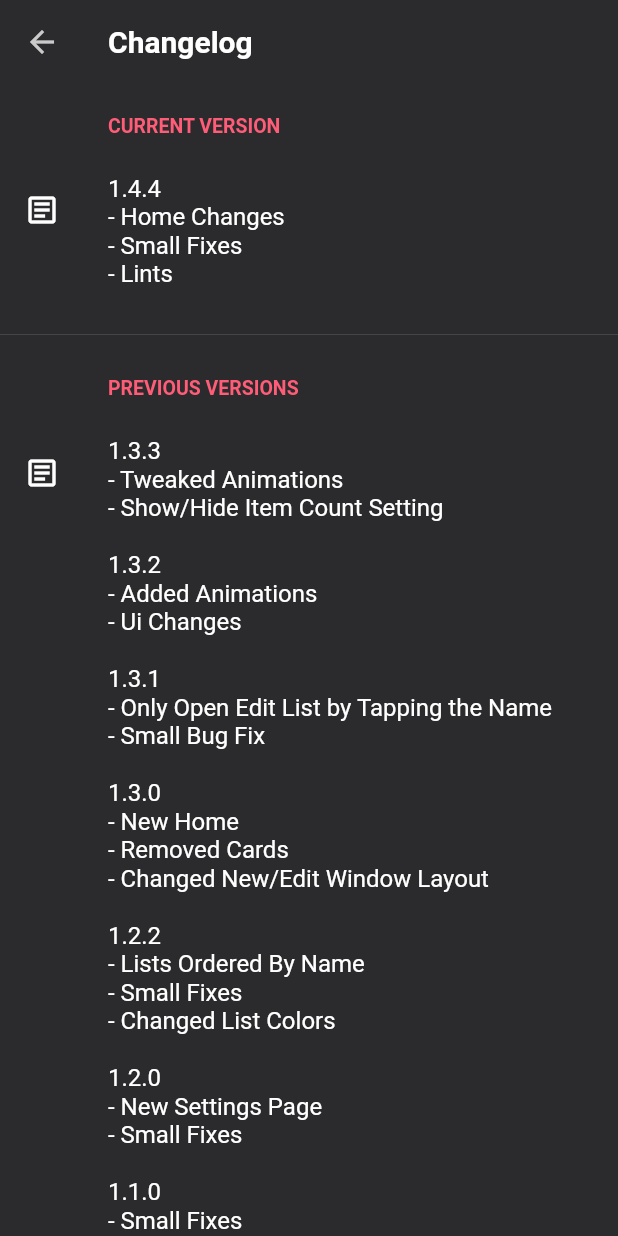
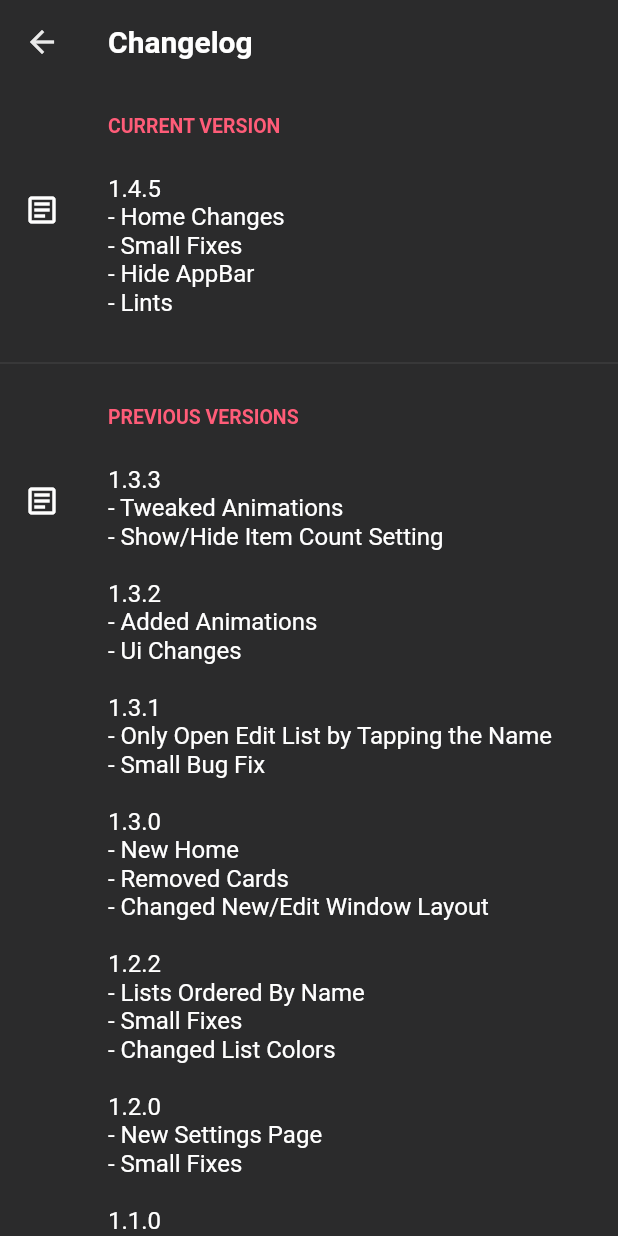
Before and after one commit to Fschmatz/shoppinglistfschmtz, a Flutter app: the ChangelogPage screen opened directly, on a phone screen of 412 x 824 dp. Run offline on Flutter 3.47's test engine with Material 2 defaults, Android fonts, the phone set to English and light mode, and no system bars; our stand-ins replace flutter_colorpicker, shared_preferences, sqflite; missing offline and left inert: flutter_animator; accounts and stored records are empty.

Commit message:
Update 1.4.5

```diff
--- a/lib/util/block_pickerAlt.dart
+++ b/lib/util/block_pickerAlt.dart
@@ -11,8 +11,8 @@ const List<Color> _defaultColors = [
   Color(0xFFDD5C82),
   Color(0xFF9575CD),
   Color(0xFFFF6E40),
-  Color(0xFFf5a533),
-  Color(0xFFe0da24),
+  Color(0xFFf7a233),
+  Color(0xFFF5E010),
   Color(0xFF64CC17),
   Color(0xFF00C853),
   Color(0xFF01A173),
--- a/lib/util/changelog.dart
+++ b/lib/util/changelog.dart
@@ -1,12 +1,13 @@
 class Changelog{
 
-  static String appVersion = "1.4.4";
+  static String appVersion = "1.4.5";
   static String appName = "Shoplist Fschmatz";
 
   static String changelogCurrent = '''
-1.4.4
+1.4.5
 - Home Changes
 - Small Fixes
+- Hide AppBar
 - Lints
 ''';
 
--- a/pubspec.yaml
+++ b/pubspec.yaml
@@ -15,7 +15,7 @@ publish_to: 'none' # Remove this line if you wish to publish to pub.dev
 # In iOS, build-name is used as CFBundleShortVersionString while build-number used as CFBundleVersion.
 # Read more about iOS versioning at
 # https://developer.apple.com/library/archive/documentation/General/Reference/InfoPlistKeyReference/Articles/CoreFoundationKeys.html
-version: 1.4.4
+version: 1.4.5
 
 environment:
   sdk: ">=2.7.0 <3.0.0"
```
Also changed, not shown: lib/pages/home/home.dart (+23 -22 lines), lib/util/theme.dart (+9 -9 lines), pubspec.lock.
